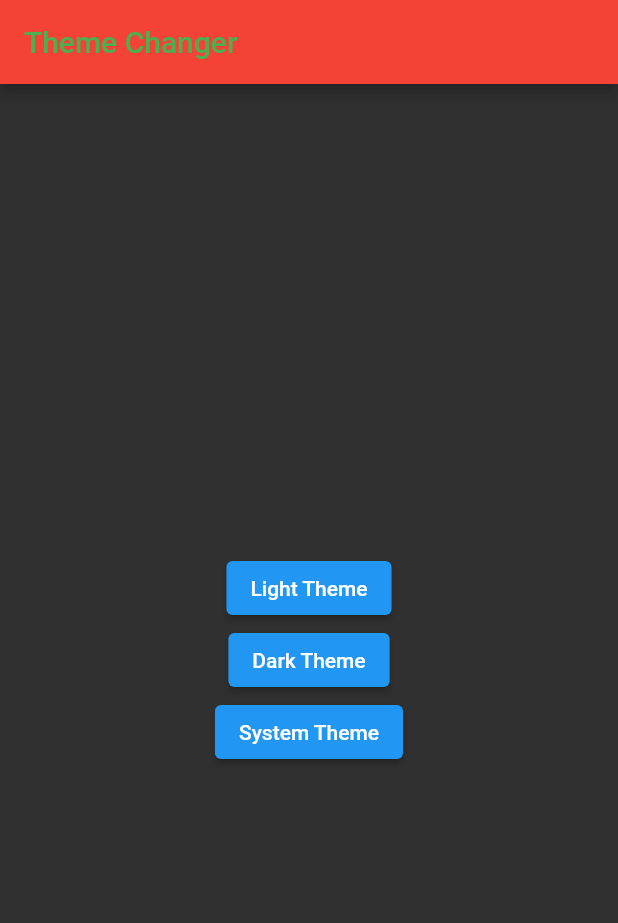
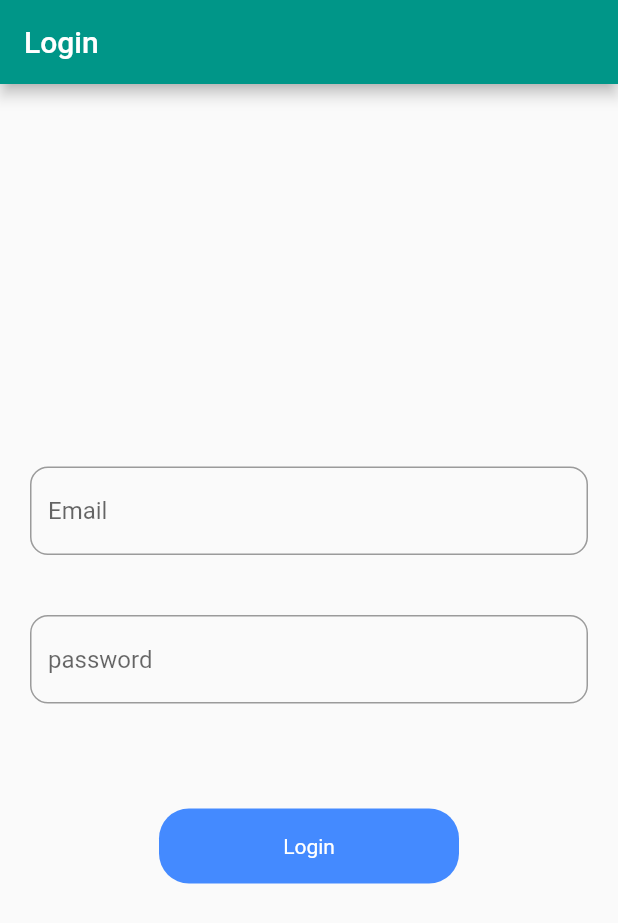
Before and after one commit to rizwanshah123/provider_example, a Flutter app: the screen it shows after launch, on a phone screen of 412 x 824 dp. Shown: the top 923 px of the screen. Run offline on Flutter 3.47's test engine with Material 2 defaults, Android fonts, the phone set to English and light mode, and no system bars.

Commit message:
added another example

```diff
--- a/lib/main.dart
+++ b/lib/main.dart
@@ -1,8 +1,11 @@
 import 'package:flutter/material.dart';
 import 'package:provider/provider.dart';
 import 'package:provider_example/provider/example_one_provider.dart';
+import 'provider/example_five_provider.dart';
 import 'provider/example_three_provider.dart';
 import 'provider/example_two_provider.dart';
+import 'screens/example_five.dart';
+import 'screens/example_four.dart';
 import 'screens/example_one.dart';
 import 'screens/example_three.dart';
 import 'screens/example_two.dart';
@@ -21,12 +24,14 @@ class MyApp extends StatelessWidget {
         ChangeNotifierProvider(create: (_) => ExampleOneProvider()),
         ChangeNotifierProvider(create: (_) => ExampleTwoProvider()),
         ChangeNotifierProvider(create: (_) => ExampleThreeProvider()),
+        ChangeNotifierProvider(create: (_) => UserAuthProvider()),
       ],
       child: Builder(builder: (context) {
         var state = Provider.of<ExampleThreeProvider>(context);
         return MaterialApp(
-          themeMode: state.get(),
-          home: ExampleThree(),
+          debugShowCheckedModeBanner: false,
+          themeMode: ThemeMode.system,
+          home: ExampleFive(),
           theme: ThemeData(
               brightness: Brightness.light,
               appBarTheme: AppBarTheme(color: Colors.teal)),
--- /dev/null
+++ b/lib/provider/example_five_provider.dart
@@ -0,0 +1,26 @@
+import 'package:flutter/foundation.dart';
+import 'package:http/http.dart';
+
+class UserAuthProvider with ChangeNotifier {
+  bool isLoading = false;
+
+  setLoading(bool loading) {
+    isLoading = loading;
+    notifyListeners();
+  }
+
+  void loginUser(String email, String password) async {
+    setLoading(true);
+    Response res = await post(Uri.parse('https://reqres.in/api/login'),
+        body: {'email': email, 'password': password});
+
+    if (res.statusCode == 200) {
+        setLoading(false);
+      print('Sucessfully login');
+    } else {
+       setLoading(false);
+
+      print('Login Failed');
+    }
+  }
+}
--- /dev/null
+++ b/lib/screens/example_five.dart
@@ -0,0 +1,74 @@
+import 'package:flutter/material.dart';
+import 'package:provider/provider.dart';
+import 'package:provider_example/provider/example_five_provider.dart';
+
+class ExampleFive extends StatelessWidget {
+  const ExampleFive({Key? key}) : super(key: key);
+
+  @override
+  Widget build(BuildContext context) {
+    print('object');
+    TextEditingController emailController = TextEditingController();
+    TextEditingController passController = TextEditingController();
+
+    var state = Provider.of<UserAuthProvider>(context,listen: false);
+    return Scaffold(
+        appBar: AppBar(title: const Text('Login')),
+        body: Column(
+            mainAxisAlignment: MainAxisAlignment.center,
+            crossAxisAlignment: CrossAxisAlignment.center,
+            children: [
+              Padding(
+                padding: const EdgeInsets.all(20.0),
+                child: TextFormField(
+                  controller: emailController,
+                  decoration: InputDecoration(
+                      hintText: 'Email',
+                      border: OutlineInputBorder(
+                          borderRadius: BorderRadius.circular(12))),
+                ),
+              ),
+              Padding(
+                padding: const EdgeInsets.all(20.0),
+                child: TextFormField(
+                  controller: passController,
+                  decoration: InputDecoration(
+                      hintText: 'password',
+                      border: OutlineInputBorder(
+                          borderRadius: BorderRadius.circular(12))),
+                ),
+              ),
+              const SizedBox(
+                height: 50,
+              ),
+               InkWell(
+                  onTap: () {
+                    state.setLoading(true);
+                    print(state.isLoading.toString());
+                    state.loginUser(emailController.text.toString(),
+                        passController.text.toString());
+                  },
+                  child: Container(
+                      height: 50,
+                      width: 200,
+                      decoration: BoxDecoration(
+                        color: Colors.blueAccent,
+                        borderRadius: BorderRadius.circular(20),
+                      ),
+                      child: Consumer<UserAuthProvider>(
+                  builder: (BuildContext context, value, Widget? child) {
+                return Center(
+                              child:state.isLoading
+                          ? CircularProgressIndicator(color: Colors.white)
+                          : Text(
+                              'Login',
+                              style: TextStyle(color: Colors.white),
+                            )
+                            );
+                  }
+                            ),
+                ),
+               )
+            ]));
+  }
+}
--- a/pubspec.yaml
+++ b/pubspec.yaml
@@ -37,6 +37,7 @@ dependencies:
   # Use with the CupertinoIcons class for iOS style icons.
   cupertino_icons: ^1.0.2
   provider: ^6.0.3
+  http: ^0.13.5
 
 dev_dependencies:
   flutter_test:
```
Also changed, not shown: lib/screens/example_four.dart (added, +23 -0 lines), pubspec.lock.
